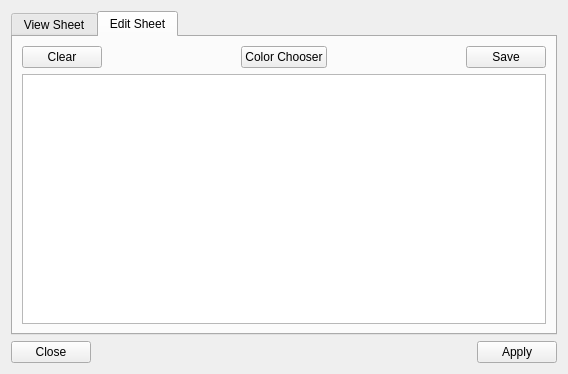
LinuxCNC/linuxcnc, file share/qtvcp/widgets_ui/style_dialog.ui: the form before one commit.
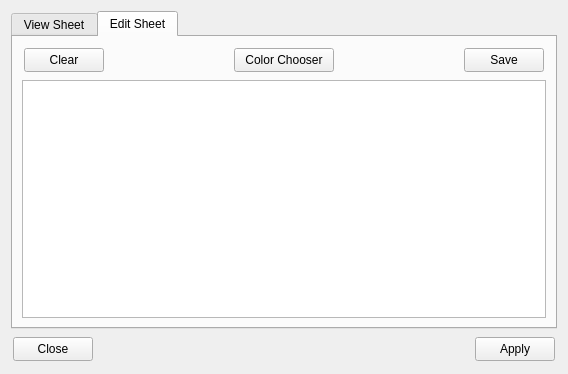
The form after the commit.

Commit message:
qtvcp -style_dialog: widen combobox
couldn't read the styles in combo.
Thanks Jim

```diff
--- a/share/qtvcp/widgets_ui/style_dialog.ui
+++ b/share/qtvcp/widgets_ui/style_dialog.ui
@@ -78,14 +78,50 @@
       </layout>
      </widget>
      <widget class="QWidget" name="tab_edit">
+      <property name="minimumSize">
+       <size>
+        <width>0</width>
+        <height>30</height>
+       </size>
+      </property>
       <attribute name="title">
        <string>Edit Sheet</string>
       </attribute>
       <layout class="QVBoxLayout" name="verticalLayout_3">
        <item>
         <layout class="QHBoxLayout" name="horizontalLayout_4">
+         <property name="leftMargin">
+          <number>2</number>
+         </property>
+         <property name="topMargin">
+          <number>2</number>
+         </property>
+         <property name="rightMargin">
+          <number>2</number>
+         </property>
+         <property name="bottomMargin">
+          <number>2</number>
+         </property>
          <item>
           <widget class="QPushButton" name="clearButton">
+           <property name="sizePolicy">
+            <sizepolicy hsizetype="Preferred" vsizetype="Fixed">
+             <horstretch>0</horstretch>
+             <verstretch>0</verstretch>
+            </sizepolicy>
+           </property>
+           <property name="minimumSize">
+            <size>
+             <width>80</width>
+             <height>24</height>
+            </size>
+           </property>
+           <property name="maximumSize">
+            <size>
+             <width>16777215</width>
+             <height>24</height>
+            </size>
+           </property>
            <property name="text">
             <string>Clear</string>
            </property>
@@ -106,6 +142,24 @@
          </item>
          <item>
           <widget class="QPushButton" name="colorButton">
+           <property name="sizePolicy">
+            <sizepolicy hsizetype="Preferred" vsizetype="Fixed">
+             <horstretch>0</horstretch>
+             <verstretch>0</verstretch>
+            </sizepolicy>
+           </property>
+           <property name="minimumSize">
+            <size>
+             <width>100</width>
+             <height>24</height>
+            </size>
+           </property>
+           <property name="maximumSize">
+            <size>
+             <width>16777215</width>
+             <height>24</height>
+            </size>
+           </property>
            <property name="text">
             <string>Color Chooser</string>
            </property>
@@ -126,6 +180,24 @@
          </item>
          <item>
           <widget class="QPushButton" name="saveButton">
+           <property name="sizePolicy">
+            <sizepolicy hsizetype="Preferred" vsizetype="Fixed">
+             <horstretch>0</horstretch>
+             <verstretch>0</verstretch>
+            </sizepolicy>
+           </property>
+           <property name="minimumSize">
+            <size>
+             <width>80</width>
+             <height>24</height>
+            </size>
+           </property>
+           <property name="maximumSize">
+            <size>
+             <width>16777215</width>
+             <height>24</height>
+            </size>
+           </property>
            <property name="text">
             <string>Save</string>
            </property>
@@ -142,8 +214,32 @@
    </item>
    <item>
     <layout class="QHBoxLayout" name="horizontalLayout">
+     <property name="leftMargin">
+      <number>2</number>
+     </property>
+     <property name="topMargin">
+      <number>2</number>
+     </property>
+     <property name="rightMargin">
+      <number>2</number>
+     </property>
+     <property name="bottomMargin">
+      <number>2</number>
+     </property>
      <item>
       <widget class="QPushButton" name="closeButton">
+       <property name="sizePolicy">
+        <sizepolicy hsizetype="Fixed" vsizetype="Fixed">
+         <horstretch>0</horstretch>
+         <verstretch>0</verstretch>
+        </sizepolicy>
+       </property>
+       <property name="minimumSize">
+        <size>
+         <width>60</width>
+         <height>24</height>
+        </size>
+       </property>
        <property name="text">
         <string>Close</string>
        </property>
@@ -164,6 +260,18 @@
      </item>
      <item>
       <widget class="QPushButton" name="applyButton">
+       <property name="sizePolicy">
+        <sizepolicy hsizetype="Fixed" vsizetype="Fixed">
+         <horstretch>0</horstretch>
+         <verstretch>0</verstretch>
+        </sizepolicy>
+       </property>
+       <property name="minimumSize">
+        <size>
+         <width>60</width>
+         <height>24</height>
+        </size>
+       </property>
        <property name="text">
         <string>Apply</string>
        </property>
```
Left out of the diff: 57 changed lines with no effect on the pictures.
